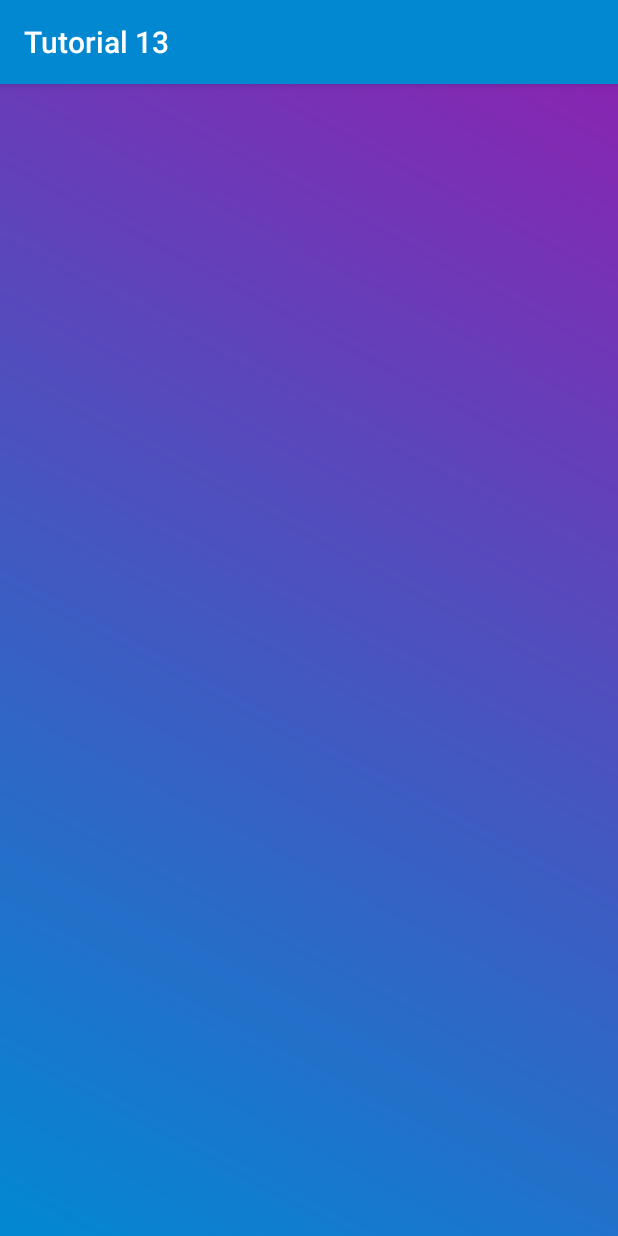
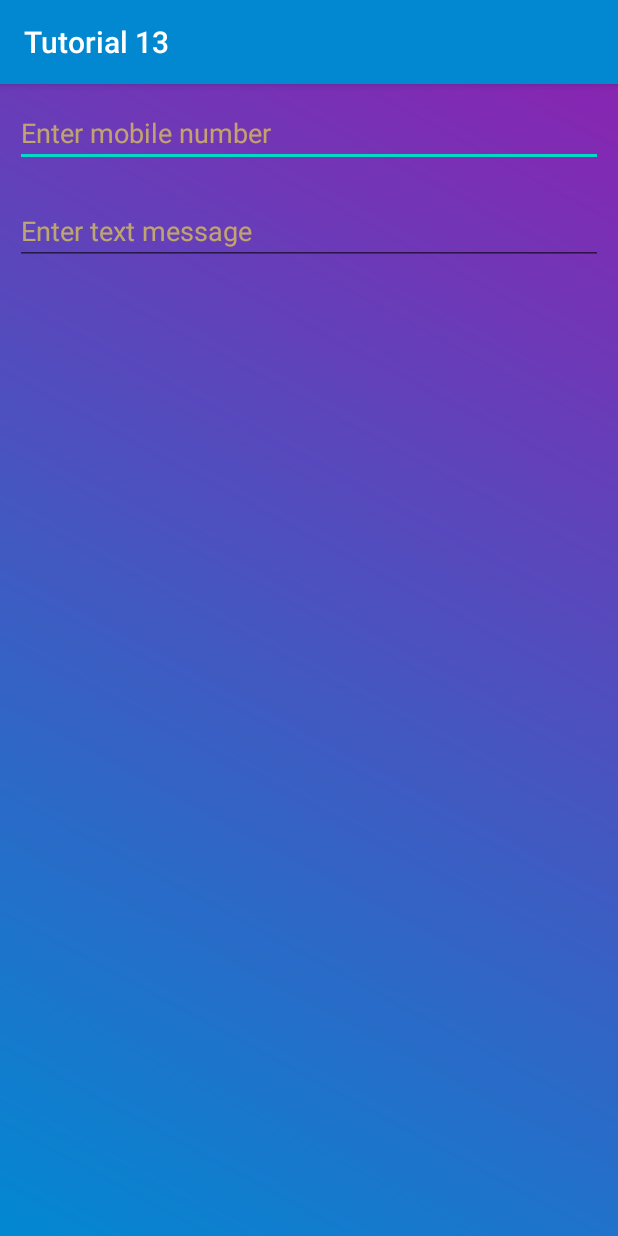
Before and after one commit to TheChiragRathod/Android_Tutorial_13, an Android app: the screen it shows after launch (MainActivity), on a phone screen of 412 x 824 dp. Run offline under Robolectric (Android 15) with nearby library versions, the phone set to English and light mode, and no system bars.

Commit message:
added two EditTexts for Mobile number and SMS Message in activity_main.xml file.

```diff
--- a/app/src/main/res/layout/activity_main.xml
+++ b/app/src/main/res/layout/activity_main.xml
@@ -5,4 +5,37 @@
     android:layout_width="match_parent"
     android:layout_height="match_parent"
     android:background="@drawable/gradient"
-    tools:context=".MainActivity" />
+    tools:context=".MainActivity" >
+
+    <LinearLayout
+        android:layout_width="0dp"
+        android:layout_height="0dp"
+        android:orientation="vertical"
+        app:layout_constraintBottom_toBottomOf="parent"
+        app:layout_constraintEnd_toEndOf="parent"
+        app:layout_constraintStart_toStartOf="parent"
+        app:layout_constraintTop_toTopOf="parent">
+
+        <EditText
+            android:id="@+id/editTextPhone"
+            android:layout_width="match_parent"
+            android:layout_height="wrap_content"
+            android:layout_margin="10dp"
+            android:ems="10"
+            android:hint="Enter mobile number"
+            android:inputType="phone"
+            android:textColorHint="@color/colorTextHidden" />
+
+        <EditText
+            android:id="@+id/editTextTextPersonName"
+            android:layout_width="match_parent"
+            android:layout_height="wrap_content"
+            android:layout_margin="10dp"
+            android:ems="10"
+            android:hint="Enter text message"
+            android:inputType="textMultiLine"
+            android:maxLines="3"
+            android:textColor="@color/colorText"
+            android:textColorHint="@color/colorTextHidden" />
+    </LinearLayout>
+</androidx.constraintlayout.widget.ConstraintLayout>
--- a/app/src/main/res/values/colors.xml
+++ b/app/src/main/res/values/colors.xml
@@ -6,7 +6,7 @@
 
 
     <color name="colorText">#FFEB3B</color>
-
+    <color name="colorTextHidden">#97FFEB3B</color>
 
     <color name="gradientStart">#7B1FA2</color>
     <color name="gradientEnd">#078693</color>
```
